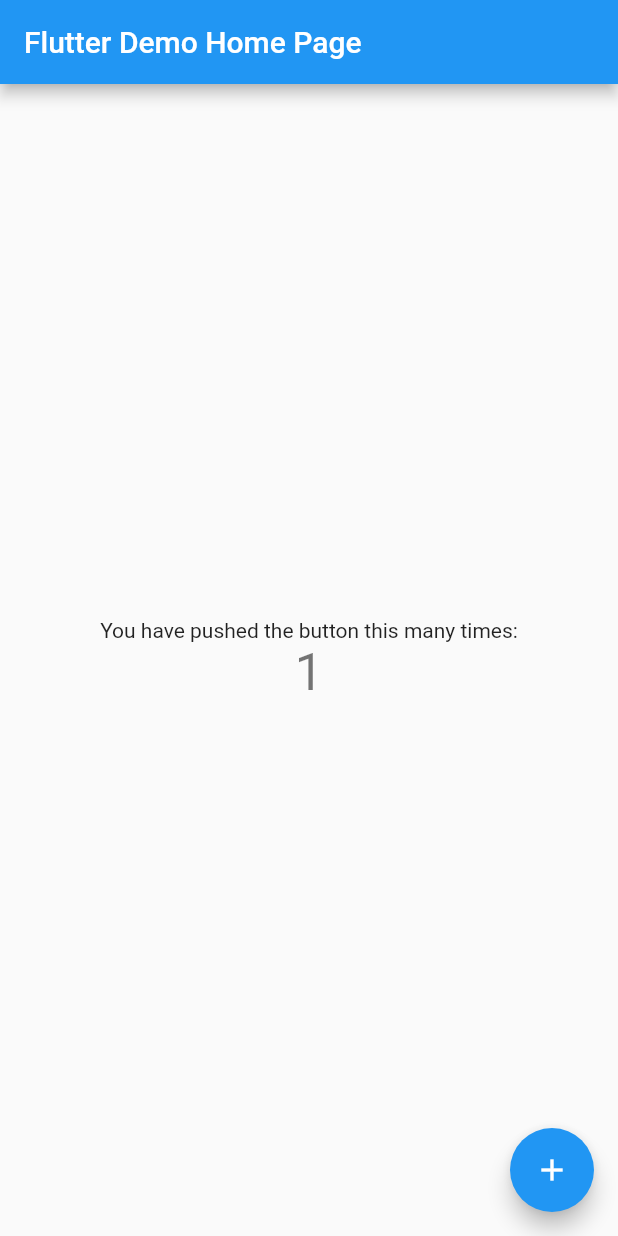
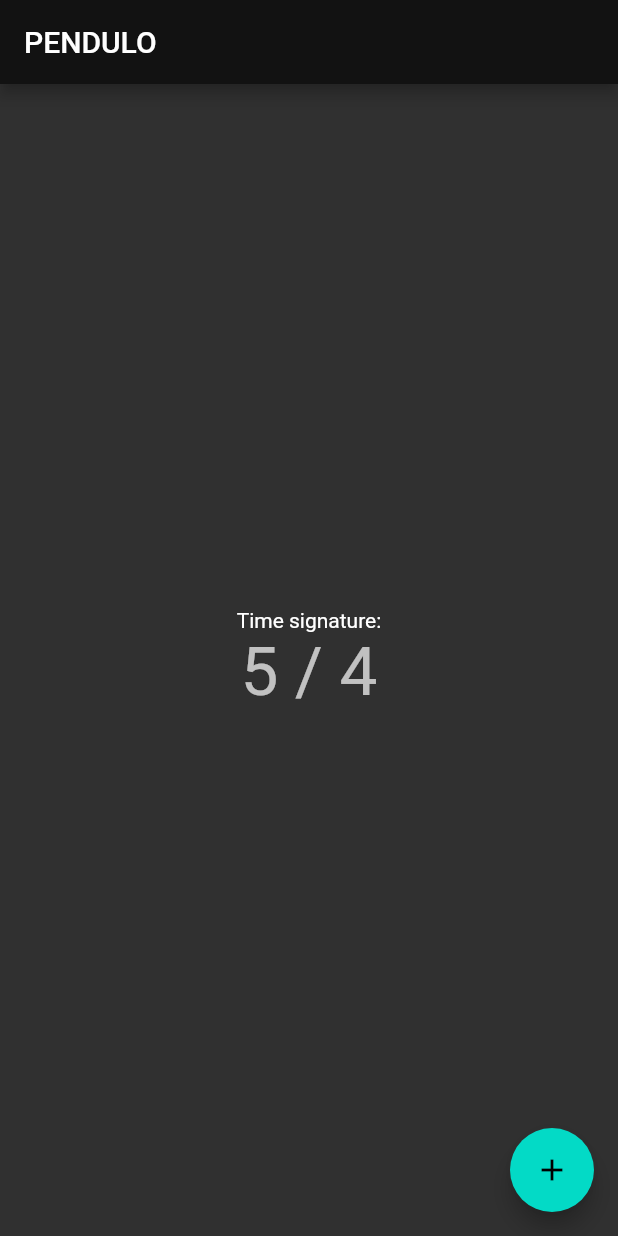
Before and after one commit to kekag/pendulo, a Flutter app: the screen it shows after launch, after a tap on the "add" icon, on a phone screen of 412 x 824 dp. Run offline on Flutter 3.47's test engine with Material 2 defaults, Android fonts, the phone set to English and light mode, and no system bars; Roboto replaces fonts that are missing (Computer Modern).

Commit message:
android studio sucks

```diff
--- a/lib/main.dart
+++ b/lib/main.dart
@@ -7,39 +7,22 @@
 class MyApp extends StatelessWidget {
   const MyApp({Key? key}) : super(key: key);
 
-  // This widget is the root of your application.
   @override
   Widget build(BuildContext context) {
     return MaterialApp(
       title: 'Flutter Demo',
       theme: ThemeData(
-        // This is the theme of your application.
-        //
-        // Try running your application with "flutter run". You'll see the
-        // application has a blue toolbar. Then, without quitting the app, try
-        // changing the primarySwatch below to Colors.green and then invoke
-        // "hot reload" (press "r" in the console where you ran "flutter run",
-        // or simply save your changes to "hot reload" in a Flutter IDE).
-        // Notice that the counter didn't reset back to zero; the application
-        // is not restarted.
-        primarySwatch: Colors.blue,
+        fontFamily: 'Computer Modern',
+        colorScheme: const ColorScheme.dark(),
+        primarySwatch: Colors.green,
       ),
-      home: const MyHomePage(title: 'Flutter Demo Home Page'),
+      home: const MyHomePage(title: 'PENDULO'),
     );
   }
 }
 
 class MyHomePage extends StatefulWidget {
   const MyHomePage({Key? key, required this.title}) : super(key: key);
-
-  // This widget is the home page of your application. It is stateful, meaning
-  // that it has a State object (defined below) that contains fields that affect
-  // how it looks.
-
-  // This class is the configuration for the state. It holds the values (in this
-  // case the title) provided by the parent (in this case the App widget) and
-  // used by the build method of the State. Fields in a Widget subclass are
-  // always marked "final".
 
   final String title;
 
@@ -48,68 +31,40 @@
 }
 
 class _MyHomePageState extends State<MyHomePage> {
-  int _counter = 0;
+  int numBeats = 4;
+  int beatDuration = 4;
 
-  void _incrementCounter() {
+  void changeTimeSignature() {
     setState(() {
-      // This call to setState tells the Flutter framework that something has
-      // changed in this State, which causes it to rerun the build method below
-      // so that the display can reflect the updated values. If we changed
-      // _counter without calling setState(), then the build method would not be
-      // called again, and so nothing would appear to happen.
-      _counter++;
+      numBeats++;
     });
   }
 
   @override
   Widget build(BuildContext context) {
-    // This method is rerun every time setState is called, for instance as done
-    // by the _incrementCounter method above.
-    //
-    // The Flutter framework has been optimized to make rerunning build methods
-    // fast, so that you can just rebuild anything that needs updating rather
-    // than having to individually change instances of widgets.
     return Scaffold(
       appBar: AppBar(
-        // Here we take the value from the MyHomePage object that was created by
-        // the App.build method, and use it to set our appbar title.
         title: Text(widget.title),
       ),
       body: Center(
-        // Center is a layout widget. It takes a single child and positions it
-        // in the middle of the parent.
         child: Column(
-          // Column is also a layout widget. It takes a list of children and
-          // arranges them vertically. By default, it sizes itself to fit its
-          // children horizontally, and tries to be as tall as its parent.
-          //
-          // Invoke "debug painting" (press "p" in the console, choose the
-          // "Toggle Debug Paint" action from the Flutter Inspector in Android
-          // Studio, or the "Toggle Debug Paint" command in Visual Studio Code)
-          // to see the wireframe for each widget.
-          //
-          // Column has various properties to control how it sizes itself and
-          // how it positions its children. Here we use mainAxisAlignment to
-          // center the children vertically; the main axis here is the vertical
-          // axis because Columns are vertical (the cross axis would be
-          // horizontal).
           mainAxisAlignment: MainAxisAlignment.center,
           children: <Widget>[
             const Text(
-              'You have pushed the button this many times:',
+              'Time signature:',
             ),
             Text(
-              '$_counter',
-              style: Theme.of(context).textTheme.headline4,
+              '$numBeats / $beatDuration',
+              style: Theme.of(context).textTheme.headline3,
             ),
           ],
         ),
       ),
       floatingActionButton: FloatingActionButton(
-        onPressed: _incrementCounter,
+        onPressed: changeTimeSignature,
         tooltip: 'Increment',
         child: const Icon(Icons.add),
-      ), // This trailing comma makes auto-formatting nicer for build methods.
+      ),
     );
   }
 }
```
Also changed, not shown: pubspec.yaml (+10 -67 lines).
